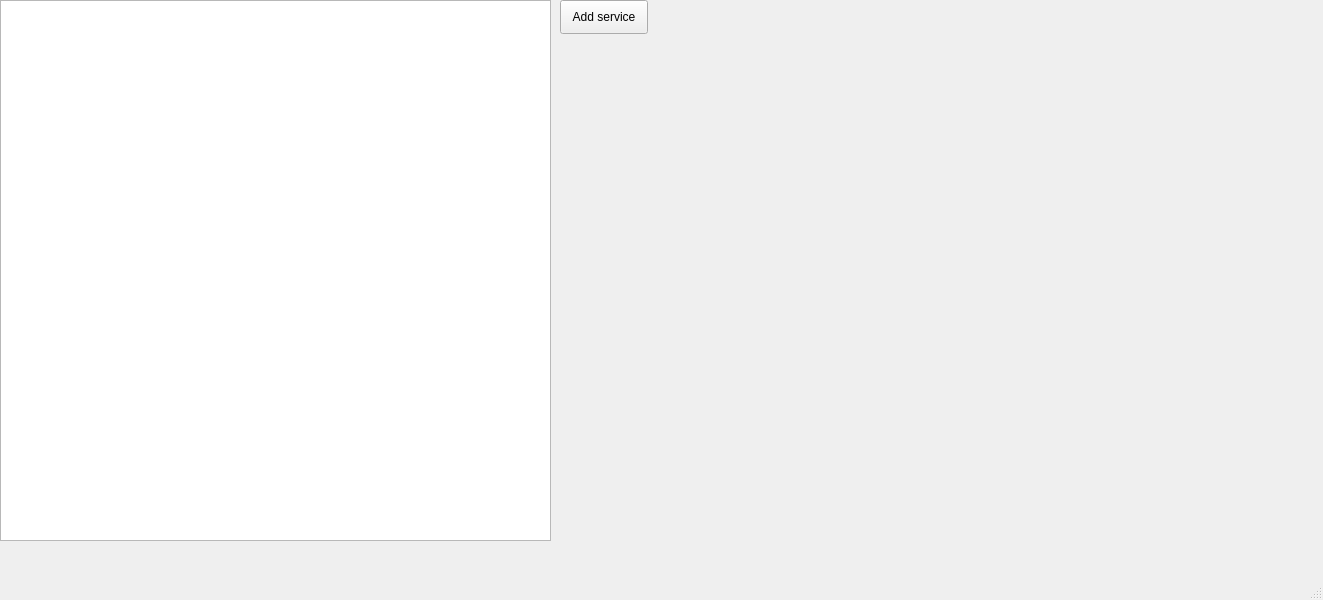
This is main_window.ui in YFL/appointy_service_creator as Qt 5 draws it before an edit. The edited form follows.
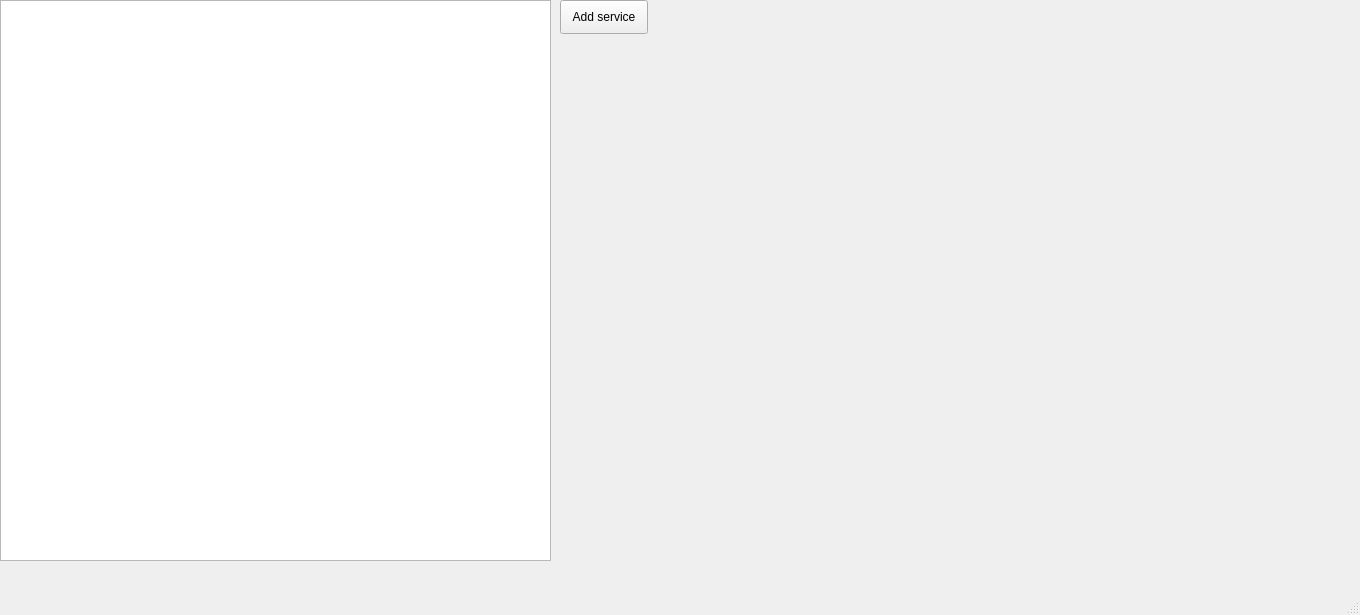
This is the edited form. Custom widgets are drawn as their Qt base class.

```diff
--- a/main_window.ui
+++ b/main_window.ui
@@ -6,8 +6,8 @@
    <rect>
     <x>0</x>
     <y>0</y>
-    <width>1323</width>
-    <height>600</height>
+    <width>1360</width>
+    <height>615</height>
    </rect>
   </property>
   <property name="windowTitle">
@@ -20,7 +20,7 @@
       <x>0</x>
       <y>0</y>
       <width>551</width>
-      <height>541</height>
+      <height>561</height>
      </rect>
     </property>
    </widget>
@@ -42,8 +42,8 @@
      <rect>
       <x>660</x>
       <y>0</y>
-      <width>651</width>
-      <height>541</height>
+      <width>691</width>
+      <height>561</height>
      </rect>
     </property>
    </widget>
```
Left out of the diff: 4 changed lines with no effect on the pictures.
